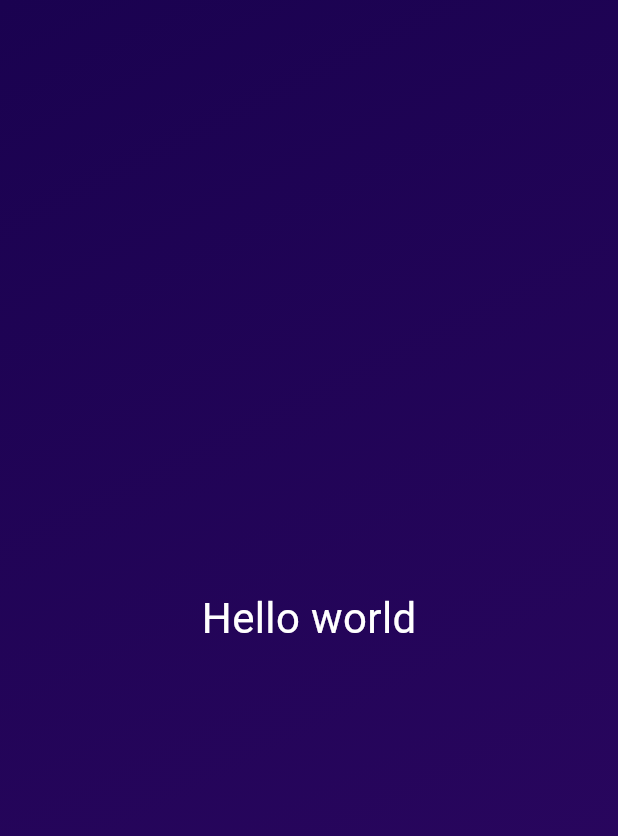
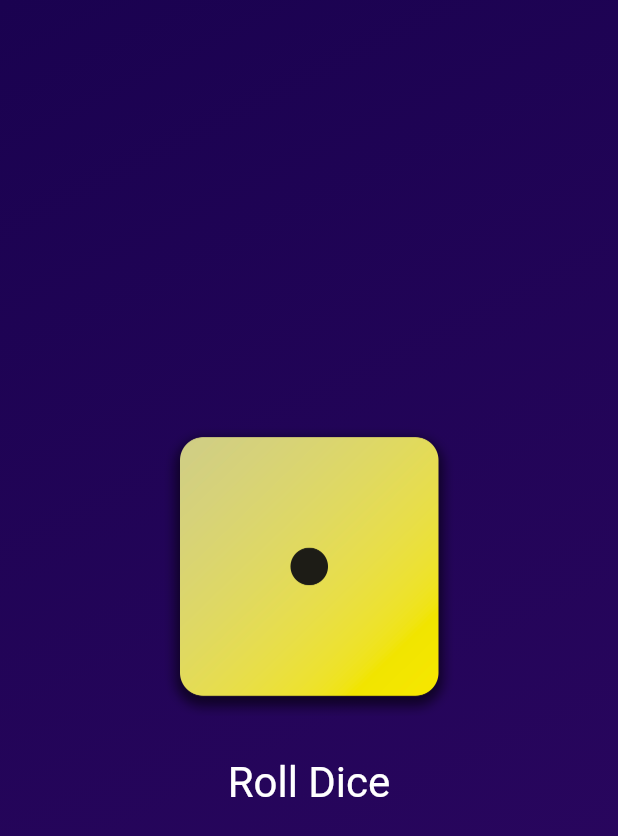
Before and after one commit to Saamu02/FirstFlutterApp, a Flutter app: the screen it shows after launch, on a phone screen of 412 x 824 dp. Shown: the top 836 px of the screen. Run offline on Flutter 3.47's test engine with Material 3 defaults, Android fonts, the phone set to English and light mode, and no system bars.

Commit message:
Done with the first app

```diff
--- /dev/null
+++ b/lib/dice_roller.dart
@@ -0,0 +1,51 @@
+import 'dart:math';
+
+import 'package:flutter/material.dart';
+
+class DiceRoller extends StatefulWidget {
+  const DiceRoller({super.key});
+
+  @override
+  State<DiceRoller> createState() {
+    return _DiceRollerState();
+  }
+}
+
+class _DiceRollerState extends State<DiceRoller> {
+  var currentDiceRoll = 1;
+
+  void rollDice() {
+    setState(() {
+      currentDiceRoll = Random().nextInt(6) + 1;
+    });
+  }
+
+  @override
+  Widget build(BuildContext context) {
+    return Column(
+      mainAxisSize: MainAxisSize.min,
+      children: [
+        Image.asset(
+          'assets/images/dice-$currentDiceRoll.png',
+          width: 200,
+        ),
+        const SizedBox(
+          height: 20,
+        ),
+        TextButton(
+          onPressed: rollDice,
+          style: TextButton.styleFrom(
+            // padding: const EdgeInsets.only(
+            //   top: 20,
+            // ),
+            foregroundColor: Colors.white,
+            textStyle: const TextStyle(
+              fontSize: 28,
+            ),
+          ),
+          child: const Text("Roll Dice"),
+        ),
+      ],
+    );
+  }
+}
--- /dev/null
+++ b/lib/gradient_container.dart
@@ -0,0 +1,28 @@
+import 'package:first_app/dice_roller.dart';
+import 'package:flutter/material.dart';
+
+const startAlignment = Alignment.topLeft;
+const endAlignment = Alignment.bottomRight;
+
+//ignore: must_be_immutable
+class GradientContainer extends StatelessWidget {
+  const GradientContainer({super.key, required this.colors});
+
+  final List<Color> colors;
+
+  @override
+  Widget build(BuildContext context) {
+    return Container(
+      decoration: BoxDecoration(
+        gradient: LinearGradient(
+          colors: colors,
+          begin: startAlignment,
+          end: endAlignment,
+        ),
+      ),
+      child: const Center(
+        child: DiceRoller(),
+      ),
+    );
+  }
+}
```
Also changed, not shown: lib/main.dart (+8 -21 lines), lib/text_style.dart (added, +18 -0 lines), pubspec.yaml (+7 -3 lines), assets/images/dice-1.png (added), assets/images/dice-2.png (added), assets/images/dice-3.png (added), assets/images/dice-4.png (added), assets/images/dice-5.png (added), assets/images/dice-6.png (added), 1 other file.
